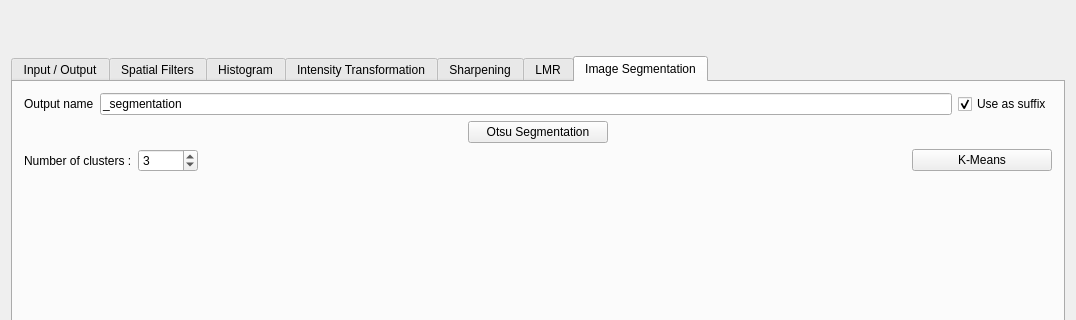
This is mainwindow.ui in PNPiquin/ImageProcessing as Qt 5 draws it before an edit; both pictures show x 0 to 1076 and y 634 to 954 of the 1076 by 1073 pixel window. The edited form follows.
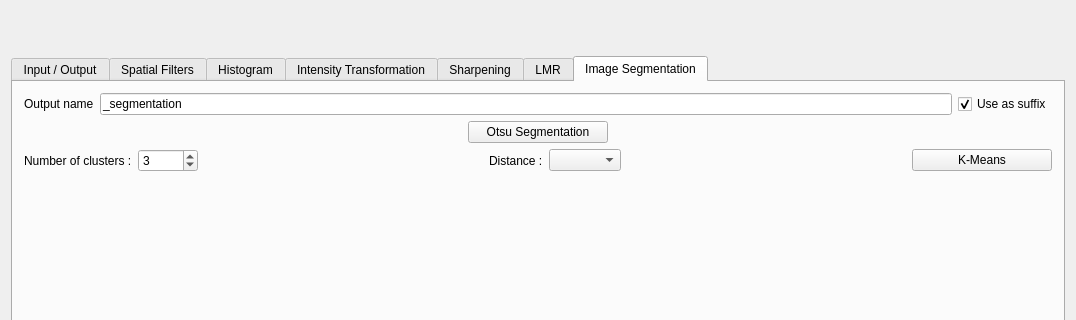
This is the edited form.

Commit message: Added a combobox to choose K-Means distance

```diff
--- a/mainwindow.ui
+++ b/mainwindow.ui
@@ -1558,6 +1558,29 @@
             </property>
            </widget>
           </item>
+          <item>
+           <spacer name="horizontalSpacer_30">
+            <property name="orientation">
+             <enum>Qt::Horizontal</enum>
+            </property>
+            <property name="sizeHint" stdset="0">
+             <size>
+              <width>40</width>
+              <height>20</height>
+             </size>
+            </property>
+           </spacer>
+          </item>
+          <item>
+           <widget class="QLabel" name="label_27">
+            <property name="text">
+             <string>Distance :</string>
+            </property>
+           </widget>
+          </item>
+          <item>
+           <widget class="QComboBox" name="K_means_combobox"/>
+          </item>
           <item>
            <spacer name="horizontalSpacer_29">
             <property name="orientation">
```
The commit also changes 5 other files.
